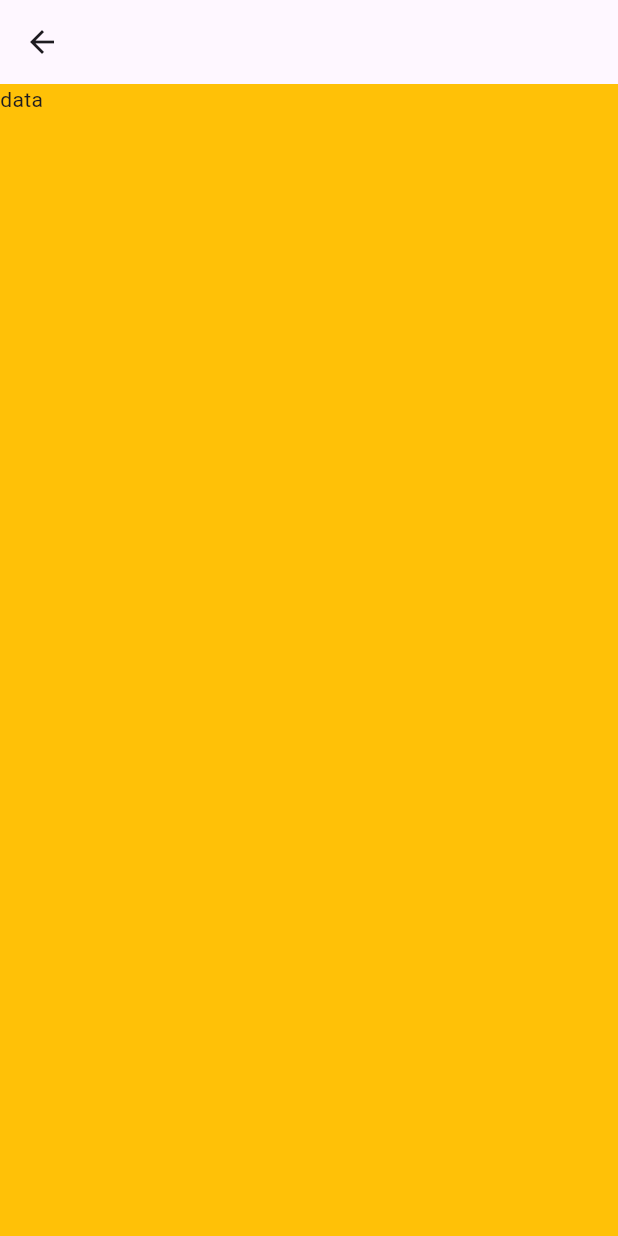
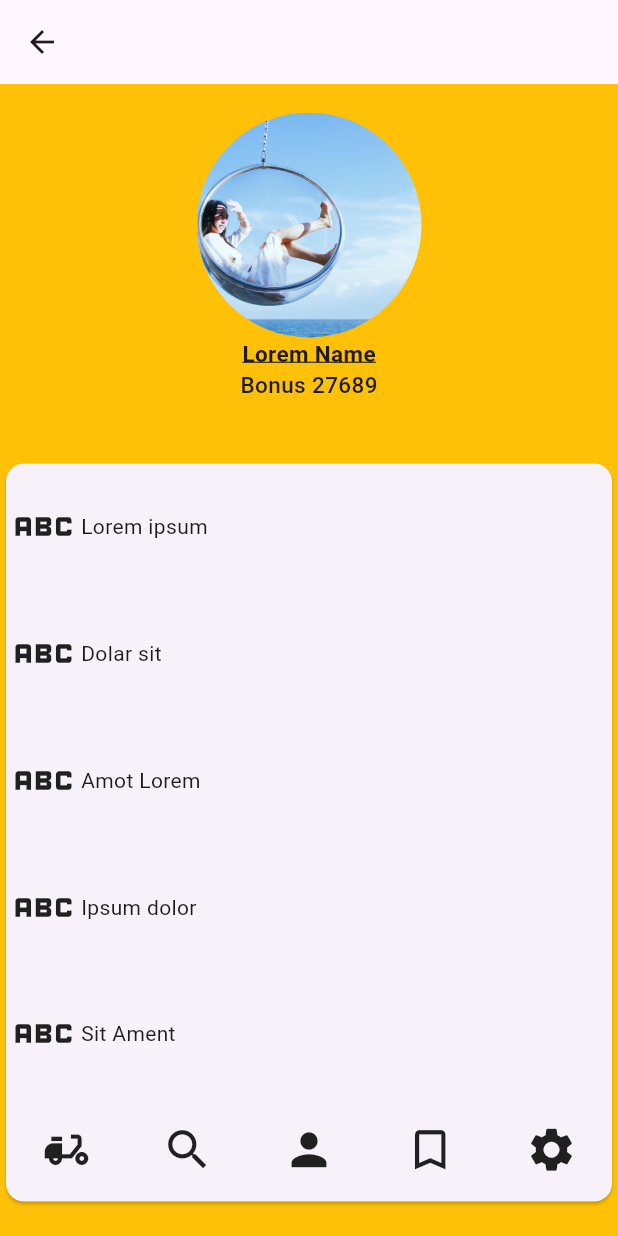
Before and after one commit to kubwimanav/shopping-app, a Flutter app: the Profile screen opened by its route, on a phone screen of 412 x 824 dp. Run offline on Flutter 3.47's test engine with Material 3 defaults, Android fonts, the phone set to English and light mode, and no system bars.

Commit message:
profilepage

```diff
--- a/lib/Profile.dart
+++ b/lib/Profile.dart
@@ -8,12 +8,133 @@ class Profile extends StatelessWidget {
       backgroundColor: Colors.amber,
       appBar: AppBar(),
       body: Column(
+        mainAxisAlignment: MainAxisAlignment.spaceAround,
         children: [
           Container(
-            child: const Text('data'),
+           child: Column(
+            children: [
+              Container(
+
+              child: ClipRRect(
+            borderRadius:const BorderRadius.all(Radius.circular(75)),
+            child: Image.asset('assets/profile.jpg',
+            width: 150,
+            height: 150,
+            fit: BoxFit.cover,
+            ),
+              )
+
+              ),
+
+              const Text('Lorem Name',style: TextStyle(
+                decoration: TextDecoration.underline,
+                fontSize: 15,
+                fontWeight: FontWeight.w700
+              ),),
+
+
+                   const Text(
+                  'Bonus 27689',
+                  style: TextStyle(
+                      fontSize: 15,
+                      fontWeight: FontWeight.w500),
+                ),
+
+
+            ],
+           ),
+          ),
+          Container(
+            height: 500,
+            child: Card(
+
+
+              child: Column(
+                mainAxisAlignment: MainAxisAlignment.spaceAround,
+                children: [
+             Container(
+              child:const Row(
+                children: [
+                  Icon(Icons.abc,size: 50,),
+                  Text('Lorem ipsum')
+                ],
+              )
+             ),
+             Container(
+                      child: const Row(
+                    children: [
+                      Icon(
+                        Icons.abc,
+                        size: 50,
+                      ),
+                      Text('Dolar sit')
+                    ],
+                  )),
+                  Container(
+                      child: const Row(
+                    children: [
+                      Icon(
+                        Icons.abc,
+                        size: 50,
+                      ),
+                      Text('Amot Lorem')
+                    ],
+                  )),
+                  Container(
+                      child: const Row(
+                    children: [
+                      Icon(
+                        Icons.abc,
+                        size: 50,
+                      ),
+                      Text('Ipsum dolor')
+                    ],
+                  )),
+                  Container(
+                      child: const Row(
+                    children: [
+                      Icon(
+                        Icons.abc,
+                        size: 50,
+                      ),
+                      Text('Sit Ament')
+                    ],
+                  )),
+                  Container(
+                    child: Row(
+                      mainAxisAlignment: MainAxisAlignment.spaceAround,
+                      children: [
+                        Container(
+                          child:const Icon(Icons.delivery_dining,
+                          size: 35),
+                        ),
+                     Container(
+                          child: const Icon(Icons.search,
+                          size: 35),
+                        ),
+                        Container(
+                          child: const Icon(Icons.person,
+                          size: 35),
+                        ),
+                      Container(
+                          child: const Icon(Icons.bookmark_border,
+                          size: 35),
+                        ),
+                        Container(
+                          child: const Icon(Icons.settings,
+                          size: 35,),
+                        ),
+
+                      ],
+                    ),
+                  )
+            ],
+              ),
+            ),
           )
         ],
       ),
     );
+
   }
 }
--- a/pubspec.yaml
+++ b/pubspec.yaml
@@ -61,6 +61,7 @@ flutter:
   # To add assets to your application, add an assets section, like this:
   assets:
     - assets/home.jpg
+    - assets/profile.jpg
   # An image asset can refer to one or more resolution-specific "variants", see
   # https://flutter.dev/assets-and-images/#resolution-aware
 
```
Also changed, not shown: assets/profile.jpg (added).
